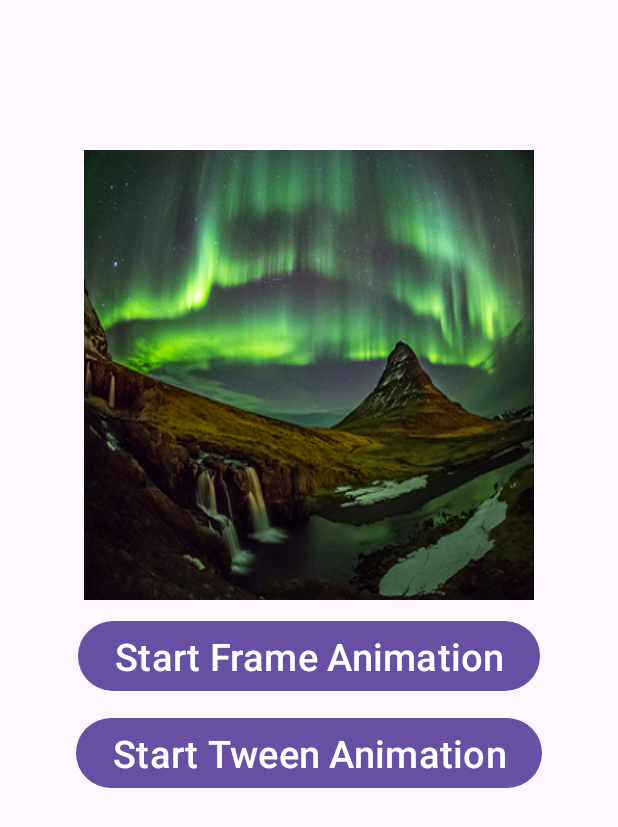
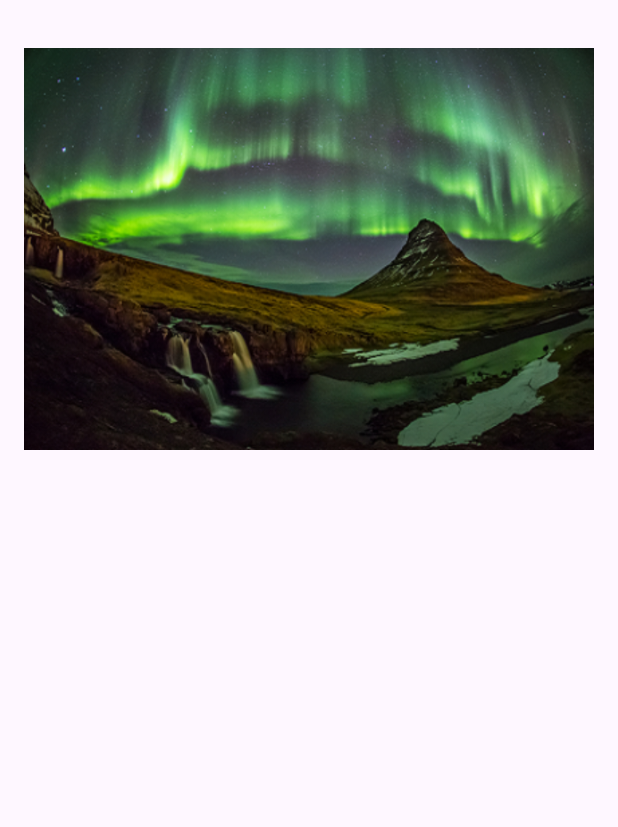
Before and after one commit to sgaona21/NorthernLightsAnimation, an Android app: the screen it shows after launch (MainActivity before the commit, Tween after it), after a tap on "Start Tween Animation", on a phone screen of 412 x 824 dp. Shown: the top 827 px of the screen. Run offline under Robolectric (Android 15) with nearby library versions, the phone set to English and light mode, and no system bars; 1 other tap on this screen came first.

Commit message:
project animation complete

```diff
--- a/app/src/main/AndroidManifest.xml
+++ b/app/src/main/AndroidManifest.xml
@@ -13,6 +13,9 @@
         android:theme="@style/Theme.NorthernLightsAnimation"
         tools:targetApi="31">
         <activity
+            android:name=".Tween"
+            android:exported="false" />
+        <activity
             android:name=".MainActivity"
             android:exported="true">
             <intent-filter>
--- a/app/src/main/java/com/example/northernlightsanimation/MainActivity.java
+++ b/app/src/main/java/com/example/northernlightsanimation/MainActivity.java
@@ -1,5 +1,6 @@
 package com.example.northernlightsanimation;
 
+import android.content.Intent;
 import android.graphics.drawable.AnimationDrawable;
 import android.os.Bundle;
 import android.view.View;
@@ -38,6 +39,7 @@ public class MainActivity extends AppCompatActivity {
             @Override
             public void onClick(View v) {
                 lightsAnimation.stop();
+                startActivity(new Intent(MainActivity.this, Tween.class));
             }
         });
 
--- /dev/null
+++ b/app/src/main/java/com/example/northernlightsanimation/Tween.java
@@ -0,0 +1,30 @@
+package com.example.northernlightsanimation;
+
+import android.os.Bundle;
+import android.view.animation.AnimationUtils;
+import android.widget.ImageView;
+
+import androidx.activity.EdgeToEdge;
+import androidx.appcompat.app.AppCompatActivity;
+import androidx.core.graphics.Insets;
+import androidx.core.view.ViewCompat;
+import androidx.core.view.WindowInsetsCompat;
+
+public class Tween extends AppCompatActivity {
+
+    @Override
+    protected void onCreate(Bundle savedInstanceState) {
+        super.onCreate(savedInstanceState);
+        EdgeToEdge.enable(this);
+        setContentView(R.layout.activity_tween);
+
+        ImageView imgRotate = (ImageView)findViewById(R.id.imgTween);
+        imgRotate.startAnimation(AnimationUtils.loadAnimation(this, R.anim.rotation));
+
+//        ViewCompat.setOnApplyWindowInsetsListener(findViewById(R.id.main), (v, insets) -> {
+//            Insets systemBars = insets.getInsets(WindowInsetsCompat.Type.systemBars());
+//            v.setPadding(systemBars.left, systemBars.top, systemBars.right, systemBars.bottom);
+//            return insets;
+//        });
+    }
+}
--- /dev/null
+++ b/app/src/main/res/anim/rotation.xml
@@ -0,0 +1,9 @@
+<?xml version="1.0" encoding="utf-8"?>
+<rotate xmlns:android="http://schemas.android.com/apk/res/android"
+    android:fromDegrees="0"
+    android:toDegrees="359"
+    android:pivotX="50%"
+    android:pivotY="50%"
+    android:duration="2000"
+    android:repeatCount="5"
+    />
--- /dev/null
+++ b/app/src/main/res/layout/activity_tween.xml
@@ -0,0 +1,18 @@
+<?xml version="1.0" encoding="utf-8"?>
+<RelativeLayout xmlns:android="http://schemas.android.com/apk/res/android"
+    android:id="@+id/main"
+    android:layout_width="match_parent"
+    android:layout_height="match_parent"
+    android:paddingTop="16dp"
+    android:paddingBottom="16dp"
+    android:paddingRight="16dp"
+    android:paddingLeft="16dp">
+
+    <ImageView
+        android:id="@+id/imgTween"
+        android:layout_width="wrap_content"
+        android:layout_height="wrap_content"
+        android:foregroundGravity="center"
+        android:contentDescription="@string/imgDescription"
+        android:src="@drawable/lights4"/>
+</RelativeLayout>
```
